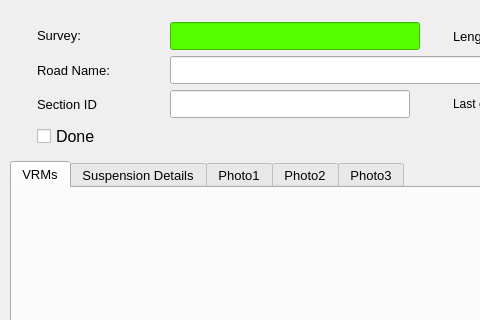
The window that ui/VRM_Demand_dialog_base.ui (tlh22/demandForm) describes before a commit, drawn with Qt 5; both pictures show x 0 to 480 and y 0 to 320 of the 770 by 640 pixel window.
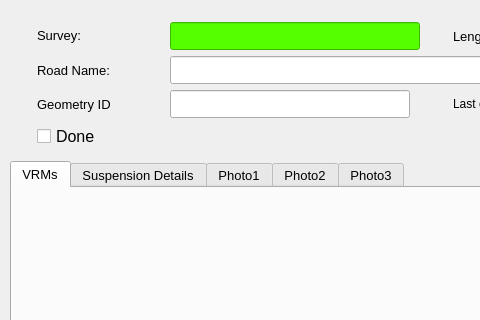
The same window after the commit. Icons and pictures are not drawn.

Patch:
```diff
--- a/ui/VRM_Demand_dialog_base.ui
+++ b/ui/VRM_Demand_dialog_base.ui
@@ -89,7 +89,7 @@
          </font>
         </property>
         <property name="text">
-         <string>Section ID</string>
+         <string>Geometry ID</string>
         </property>
        </widget>
       </item>
```
Left out of the diff: 8 changed lines with no effect on the pictures.
